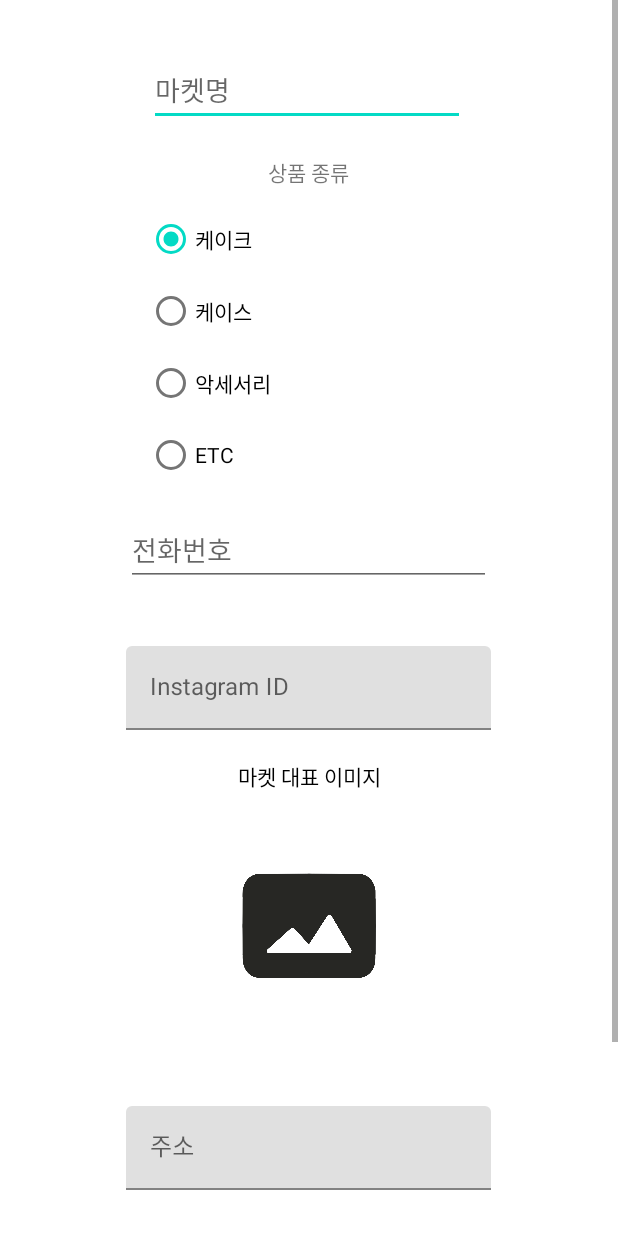
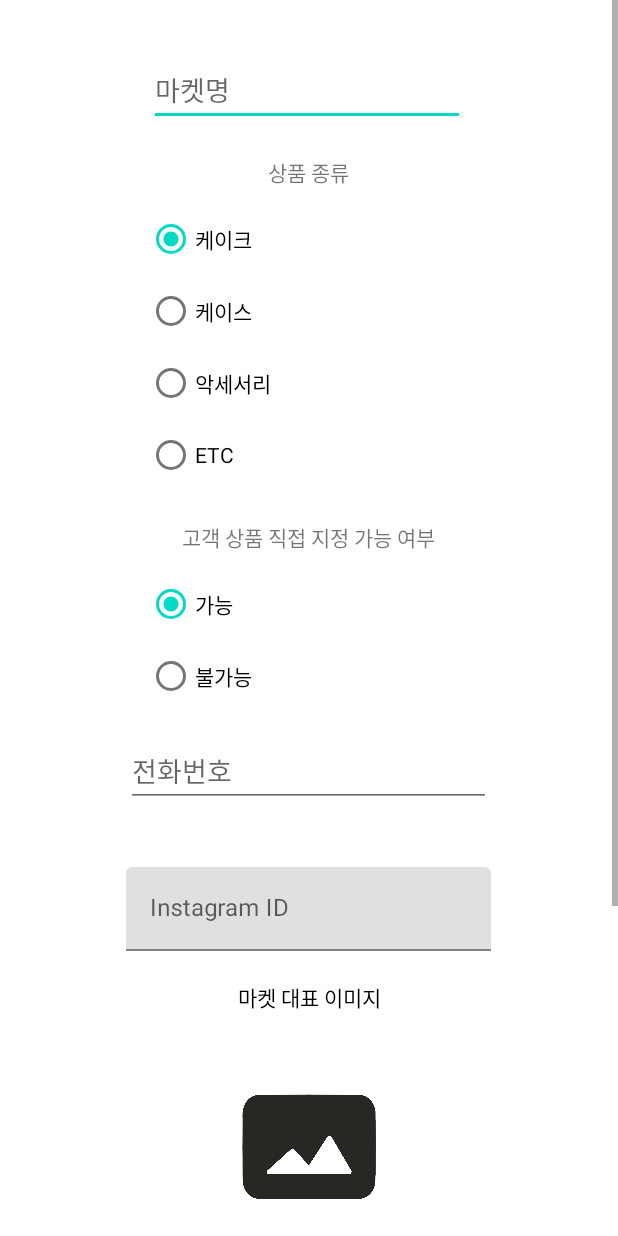
Before and after one commit to mj-ade/Direct-Order, an Android app: the Register_Shop screen opened directly, with no data from a screen before it, on a phone screen of 412 x 824 dp. Run offline under Robolectric (Android 15) with nearby library versions, the phone set to English and light mode, and no system bars; our stand-ins replace Firebase (no records; nobody signed in at launch, a user with empty details on screens opened directly); libraries missing offline, so code that uses them is left out: com.gun0912.tedpermission.

Commit message:
상품직접지정가능여부

```diff
--- a/app/src/main/java/com/example/direct_order/register/Register_Shop.java
+++ b/app/src/main/java/com/example/direct_order/register/Register_Shop.java
@@ -53,8 +53,8 @@ import java.util.HashMap;
 public class Register_Shop extends AppCompatActivity {
 
     EditText et_shopname, et_shopnum, et_instagram, et_shopad, et_shopacc;
-    RadioGroup rg;
-    RadioButton r1;
+    RadioGroup rg, rg2;
+    RadioButton r1, r2;
     ImageView setmain;
     FirebaseStorage storage = FirebaseStorage.getInstance();
     private FirebaseAuth firebaseAuth;
@@ -91,9 +91,14 @@ public class Register_Shop extends AppCompatActivity {
         et_shopacc=findViewById(R.id.txt_shop_acc);
 
         rg=findViewById(R.id.radio_product);
+        rg2=findViewById(R.id.editable);
 
         r1=findViewById(R.id.radioButton_cake);
         r1.setChecked(true);
+
+        r2=findViewById(R.id.possible);
+        r2.setChecked(true);
+
         /*r2=findViewById(R.id.radioButton_macaron);
         r3=findViewById(R.id.radioButton_case);
         r4=findViewById(R.id.radioButton_acc);
@@ -110,12 +115,19 @@ public class Register_Shop extends AppCompatActivity {
                 final String insta = et_instagram.getText().toString().trim();
                 final String shopad = et_shopad.getText().toString().trim();
                 final String shopacc = et_shopacc.getText().toString().trim();
-                final RadioButton rb;
+                final RadioButton rb, rb2;
                 rb = findViewById(rg.getCheckedRadioButtonId());
+                rb2=findViewById(rg2.getCheckedRadioButtonId());
+
                 final String shopgood = rb.getText().toString();
+                final boolean orderedit;
+                if(rb2.getText().toString().equals("가능"))
+                    orderedit=true;
+                else
+                    orderedit=false;
 
                 if(!shopname.equals("")&&!shopnum.equals("")&&!insta.equals("")&&!shopad.equals("")&&!shopacc.equals("")) {
-                    showDialog(shopname,shopnum,insta,shopad,shopacc,shopgood);
+                    showDialog(shopname,shopnum,insta,shopad,shopacc,shopgood,orderedit);
                 }
                 else{
                     android.app.AlertDialog.Builder builder = new android.app.AlertDialog.Builder(Register_Shop.this);
@@ -134,7 +146,7 @@ public class Register_Shop extends AppCompatActivity {
 
     }
 
-    void showDialog(String shopname, String shopnum, String insta, String shopad, String shopacc, String shopgood){
+    void showDialog(String shopname, String shopnum, String insta, String shopad, String shopacc, String shopgood, Boolean orderedit){
         Join ja = (Join) Join.activity;
         AlertDialog.Builder builder = new AlertDialog.Builder(this);
         builder.setMessage("\""+shopname+"\" 마켓을 등록 하시겠습니까?");
@@ -183,7 +195,6 @@ public class Register_Shop extends AppCompatActivity {
                 shophash.put("shopgoods",shopgood);
 
 
-
                 db.collection("markets").document(uid).set(shophash)
                         .addOnSuccessListener(new OnSuccessListener<Void>() {
                             @Override
@@ -199,6 +210,8 @@ public class Register_Shop extends AppCompatActivity {
                                 user.delete();
                             }
                         });
+
+                db.collection("markets").document(uid).update("orderedit",orderedit);
 
 // Create a storage reference from our app
                 StorageReference storageRef = storage.getReference();
--- a/app/src/main/res/layout/activity_register__shop.xml
+++ b/app/src/main/res/layout/activity_register__shop.xml
@@ -71,6 +71,31 @@
                     android:layout_height="wrap_content"
                     android:text="ETC" />
 
+            </RadioGroup>
+            <RadioGroup
+                android:id="@+id/editable"
+                android:layout_width="215dp"
+                android:layout_height="wrap_content"
+                android:layout_gravity="center"
+                android:layout_marginTop="20dp">
+
+            <TextView
+                android:id="@+id/txt_edit"
+                android:layout_width="wrap_content"
+                android:layout_height="31dp"
+                android:layout_gravity="center"
+                android:text="고객 상품 직접 지정 가능 여부" />
+
+            <RadioButton
+                android:id="@+id/possible"
+                android:layout_width="match_parent"
+                android:layout_height="wrap_content"
+                android:text="가능" />
+                <RadioButton
+                    android:id="@+id/impossib"
+                    android:layout_width="match_parent"
+                    android:layout_height="wrap_content"
+                    android:text="불가능" />
             </RadioGroup>
 
             <EditText
```
Also changed, not shown: app/src/main/java/com/example/direct_order/ui/settings/MarketSettingFragment.java (+15 -3 lines), app/src/main/res/layout/fragment_market_setting.xml (+26 -0 lines).
